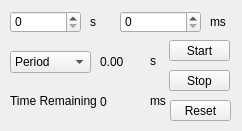
The window that Plugins/BasicNodes/NodeDataTimerEmbeddedWidget.ui (pbunnun/SeeWeDev) describes before a commit, drawn with Qt 5.
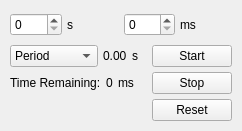
The same window after the commit.

Commit message: - Synced its base code with the Pro version. - Changed to use NodeEditor V3. - Removed old Undo/Redo implementation and use the one come with NodeEditor V3. - Added ability to group nodes together.

The edit to the form file:
```diff
--- a/Plugins/BasicNodes/NodeDataTimerEmbeddedWidget.ui
+++ b/Plugins/BasicNodes/NodeDataTimerEmbeddedWidget.ui
@@ -13,87 +13,59 @@
   <property name="windowTitle">
    <string>Form</string>
   </property>
-  <widget class="QSpinBox" name="mpSecondSpinbox">
-   <property name="geometry">
-    <rect>
-     <x>10</x>
-     <y>11</y>
-     <width>71</width>
-     <height>22</height>
-    </rect>
-   </property>
-  </widget>
-  <widget class="QSpinBox" name="mpMillisecondSpinbox">
-   <property name="geometry">
-    <rect>
-     <x>120</x>
-     <y>11</y>
-     <width>81</width>
-     <height>22</height>
-    </rect>
+  <property name="sizePolicy">
+   <sizepolicy hsizetype="Preferred" vsizetype="Preferred">
+    <horstretch>0</horstretch>
+    <verstretch>0</verstretch>
+   </sizepolicy>
+  </property>
+  <layout class="QVBoxLayout" name="verticalLayout">
+   <property name="sizeConstraint">
+    <enum>QLayout::SetNoConstraint</enum>
    </property>
-  </widget>
+   <property name="spacing">
+    <number>5</number>
+   </property>
+   <property name="leftMargin">
+    <number>10</number>
+   </property>
+   <property name="topMargin">
+    <number>10</number>
+   </property>
+   <property name="rightMargin">
+    <number>10</number>
+   </property>
+   <property name="bottomMargin">
+    <number>10</number>
+   </property>
+   <item>
+    <layout class="QHBoxLayout" name="timeInputLayout">
+     <item>
+      <widget class="QSpinBox" name="mpSecondSpinbox"/>
+     </item>
+     <item>
   <widget class="QLabel" name="mpSecondLabel">
-   <property name="geometry">
-    <rect>
-     <x>90</x>
-     <y>11</y>
-     <width>16</width>
-     <height>21</height>
-    </rect>
-   </property>
    <property name="text">
     <string>s</string>
    </property>
   </widget>
+     </item>
+     <item>
+      <widget class="QSpinBox" name="mpMillisecondSpinbox"/>
+     </item>
+     <item>
   <widget class="QLabel" name="mpMillisecondLabel">
-   <property name="geometry">
-    <rect>
-     <x>210</x>
-     <y>11</y>
-     <width>21</width>
-     <height>21</height>
-    </rect>
-   </property>
    <property name="text">
     <string>ms</string>
    </property>
   </widget>
-  <widget class="QLabel" name="mpRemainingTextLabel">
-   <property name="geometry">
-    <rect>
-     <x>10</x>
-     <y>90</y>
-     <width>91</width>
-     <height>21</height>
-    </rect>
-   </property>
-   <property name="text">
-    <string>Time Remaining :</string>
-   </property>
-  </widget>
-  <widget class="QLabel" name="mpPFLabel">
-   <property name="geometry">
-    <rect>
-     <x>100</x>
-     <y>51</y>
-     <width>41</width>
-     <height>21</height>
-    </rect>
-   </property>
-   <property name="text">
-    <string>0.00</string>
-   </property>
-  </widget>
+     </item>
+    </layout>
+   </item>
+   <item>
+    <layout class="QHBoxLayout" name="pfLayout">
+     <item>
   <widget class="QComboBox" name="mpPFComboBox">
-   <property name="geometry">
-    <rect>
-     <x>10</x>
-     <y>51</y>
-     <width>81</width>
-     <height>22</height>
-    </rect>
-   </property>
    <item>
     <property name="text">
      <string>Period</string>
@@ -105,84 +77,113 @@
     </property>
    </item>
   </widget>
-  <widget class="QLabel" name="mpRemainingLabel">
-   <property name="geometry">
-    <rect>
-     <x>100</x>
-     <y>91</y>
-     <width>41</width>
-     <height>21</height>
-    </rect>
-   </property>
+     </item>
+     <item>
+      <widget class="QLabel" name="mpPFLabel">
+       <property name="text">
+        <string>0.00</string>
+       </property>
+      </widget>
+     </item>
+     <item>
+      <widget class="QLabel" name="mpPFUnitLabel">
    <property name="text">
-    <string>0</string>
-   </property>
-  </widget>
+        <string>s</string>
+       </property>
+      </widget>
+     </item>
+     <item>
+      <spacer name="pfSpacer">
+       <property name="orientation">
+        <enum>Qt::Orientation::Horizontal</enum>
+       </property>
+       <property name="sizeHint" stdset="0">
+        <size>
+         <width>40</width>
+         <height>20</height>
+        </size>
+       </property>
+      </spacer>
+     </item>
+     <item>
   <widget class="QPushButton" name="mpStartButton">
-   <property name="geometry">
-    <rect>
-     <x>169</x>
-     <y>40</y>
-     <width>61</width>
-     <height>21</height>
-    </rect>
-   </property>
    <property name="text">
     <string>Start</string>
    </property>
   </widget>
+     </item>
+    </layout>
+   </item>
+   <item>
+    <layout class="QHBoxLayout" name="remainingLayout">
+     <item>
+      <widget class="QLabel" name="mpRemainingTextLabel">
+       <property name="text">
+        <string>Time Remaining:</string>
+       </property>
+      </widget>
+     </item>
+     <item>
+      <widget class="QLabel" name="mpRemainingLabel">
+       <property name="text">
+        <string>0</string>
+       </property>
+      </widget>
+     </item>
+     <item>
+      <widget class="QLabel" name="mpRemainingUnitLabel">
+       <property name="text">
+        <string>ms</string>
+       </property>
+      </widget>
+     </item>
+     <item>
+      <spacer name="remainingSpacer">
+       <property name="orientation">
+        <enum>Qt::Orientation::Horizontal</enum>
+       </property>
+       <property name="sizeHint" stdset="0">
+        <size>
+         <width>40</width>
+         <height>20</height>
+        </size>
+       </property>
+      </spacer>
+     </item>
+     <item>
   <widget class="QPushButton" name="mpStopButton">
-   <property name="geometry">
-    <rect>
-     <x>169</x>
-     <y>70</y>
-     <width>61</width>
-     <height>21</height>
-    </rect>
-   </property>
    <property name="text">
     <string>Stop</string>
    </property>
   </widget>
-  <widget class="QLabel" name="mpPFUnitLabel">
-   <property name="geometry">
-    <rect>
-     <x>150</x>
-     <y>50</y>
-     <width>16</width>
-     <height>21</height>
-    </rect>
-   </property>
-   <property name="text">
-    <string>s</string>
-   </property>
-  </widget>
-  <widget class="QLabel" name="mpRemainingUnitLabel">
-   <property name="geometry">
-    <rect>
-     <x>150</x>
-     <y>90</y>
-     <width>16</width>
-     <height>21</height>
-    </rect>
-   </property>
-   <property name="text">
-    <string>ms</string>
-   </property>
-  </widget>
+     </item>
+    </layout>
+   </item>
+   <item>
+    <layout class="QHBoxLayout" name="resetLayout">
+     <item>
+      <spacer name="resetSpacer">
+       <property name="orientation">
+        <enum>Qt::Orientation::Horizontal</enum>
+       </property>
+       <property name="sizeHint" stdset="0">
+        <size>
+         <width>40</width>
+         <height>20</height>
+        </size>
+       </property>
+      </spacer>
+     </item>
+     <item>
   <widget class="QPushButton" name="mpResetButton">
-   <property name="geometry">
-    <rect>
-     <x>170</x>
-     <y>100</y>
-     <width>61</width>
-     <height>21</height>
-    </rect>
-   </property>
    <property name="text">
     <string>Reset</string>
    </property>
   </widget>
+     </item>
+    </layout>
+   </item>
+  </layout>
  </widget>
  <resources/>
  <connections/>
```
Lines whose indentation alone changed are shown as unchanged. The commit also changes 387 other files.
